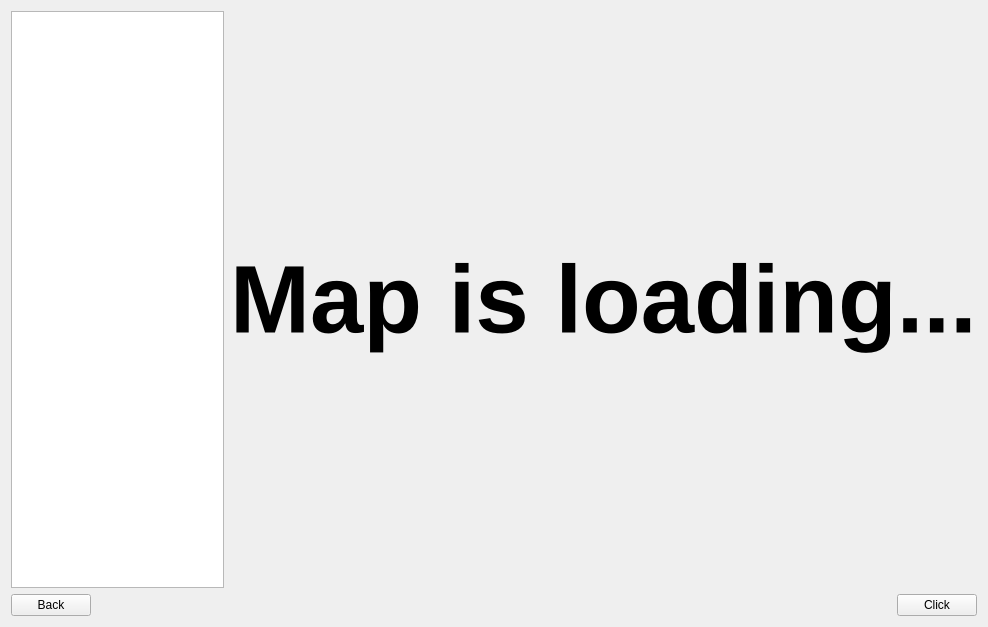
First picture: the form in src/ui/overviewwidget.ui, repository jspngh/shae-workstation, before the edit.
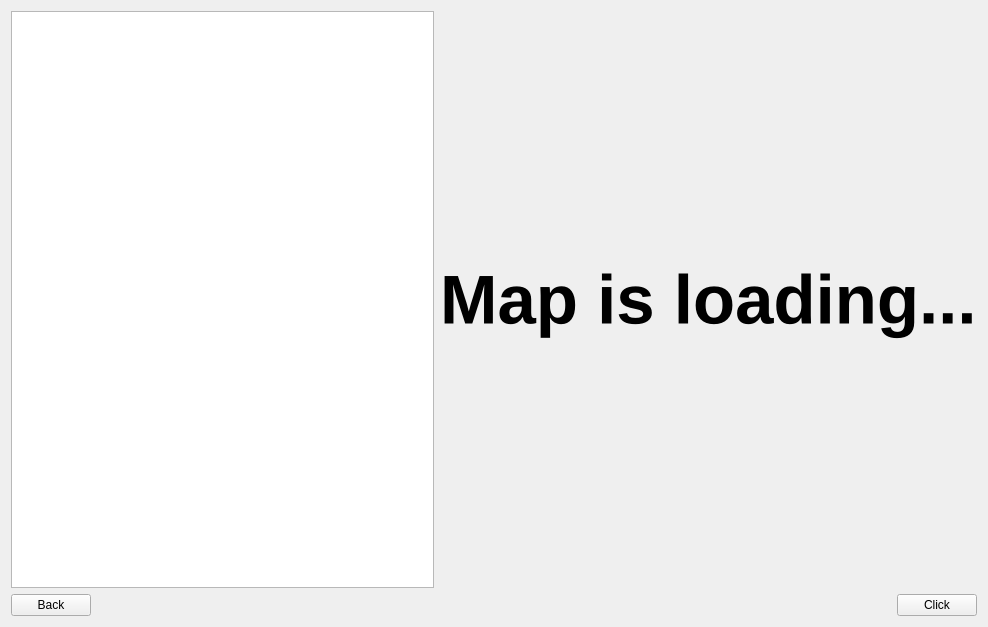
Second picture: the form after the edit.

```diff
--- a/src/ui/overviewwidget.ui
+++ b/src/ui/overviewwidget.ui
@@ -23,7 +23,7 @@
       <widget class="QLabel" name="mapLoadingLabel">
        <property name="font">
         <font>
-         <pointsize>72</pointsize>
+         <pointsize>52</pointsize>
          <weight>75</weight>
          <bold>true</bold>
         </font>
```
Left out of the diff: 2 changed lines with no effect on the pictures.
